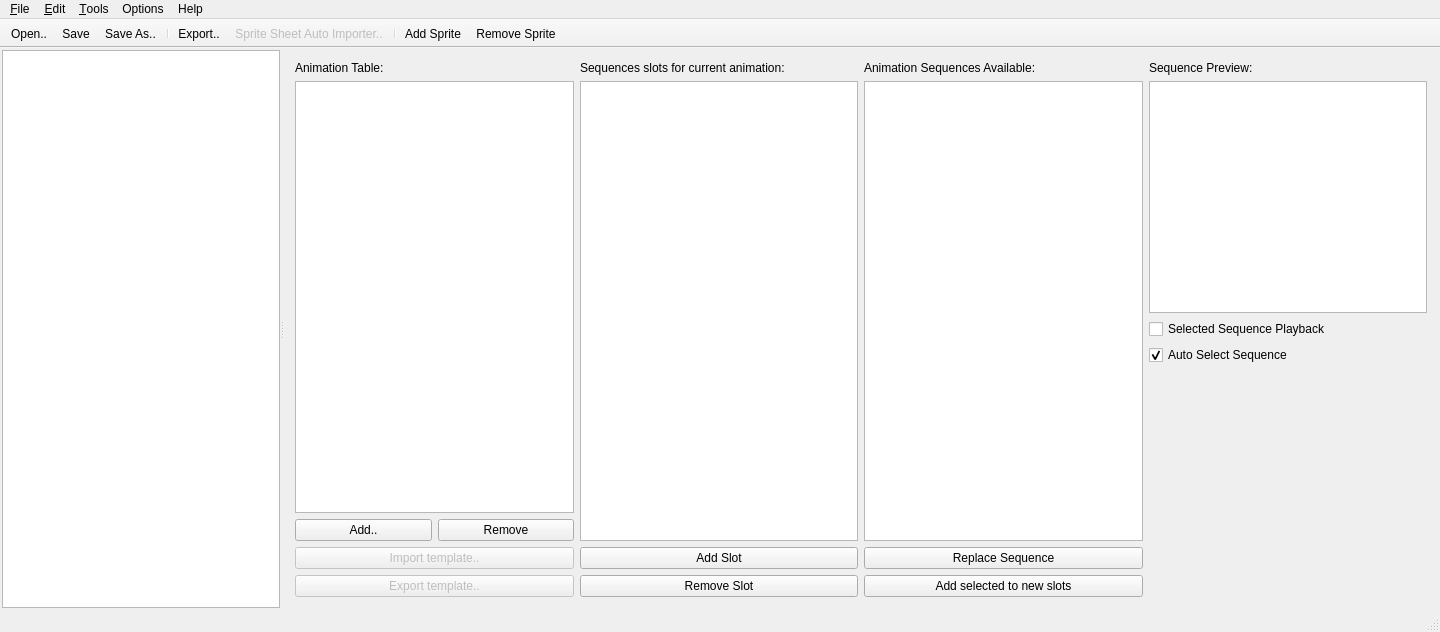
Old version of the form src/ui/mainwindow.ui in the repository PsyCommando/ppmdu_spriteeditor.
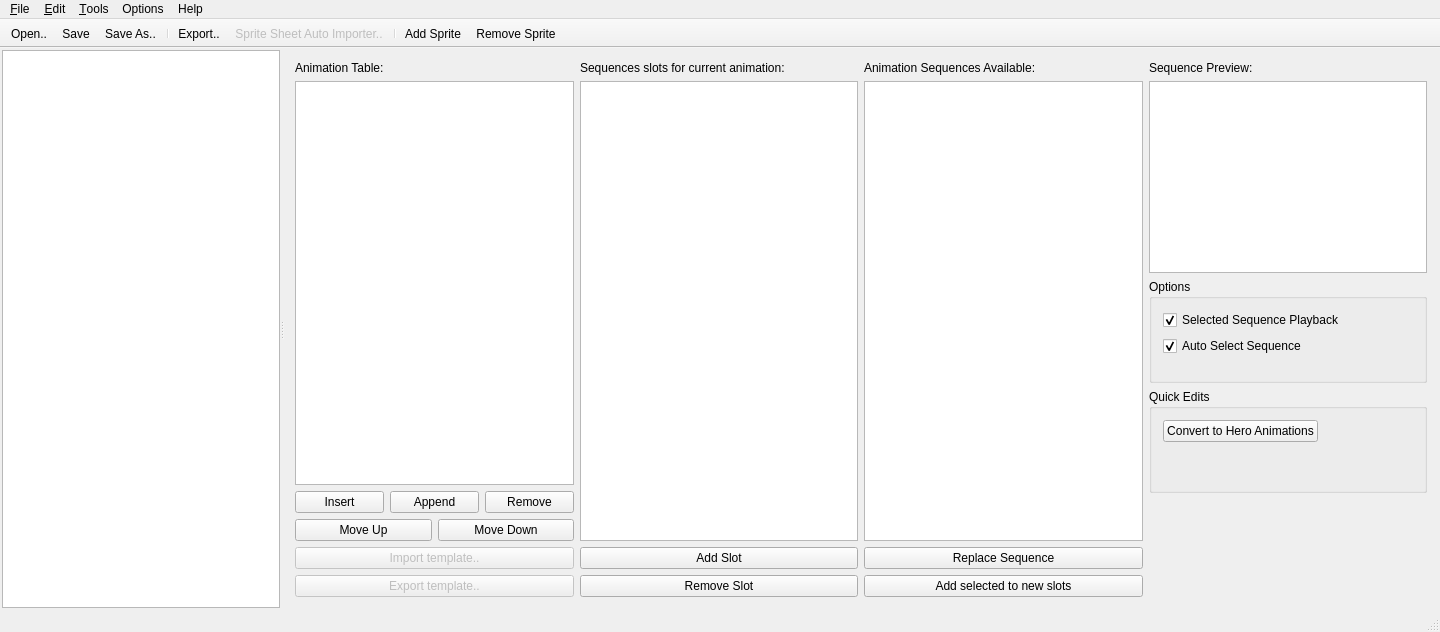
New version of the form. The open tabs and pages were chosen to show the change. Icons and pictures are not drawn.

Commit message: Fixed Anim table anim preview, and many other things!

```diff
--- a/src/ui/mainwindow.ui
+++ b/src/ui/mainwindow.ui
@@ -1870,7 +1870,7 @@
                 <string>&lt;html&gt;&lt;head/&gt;&lt;body&gt;&lt;p&gt;Add an animation entry to the table.&lt;/p&gt;&lt;/body&gt;&lt;/html&gt;</string>
                </property>
                <property name="text">
-                <string>Add..</string>
+                <string>Insert</string>
                </property>
                <property name="icon">
                 <iconset resource="../../appres.qrc">
@@ -1878,6 +1878,20 @@
                </property>
               </widget>
              </item>
+             <item>
+              <widget class="QPushButton" name="btnAnimTblAppendAnim">
+               <property name="toolTip">
+                <string>&lt;html&gt;&lt;head/&gt;&lt;body&gt;&lt;p&gt;&lt;span style=&quot; font-weight:600;&quot;&gt;Appends&lt;/span&gt; a new animation entry to the currently selected one.&lt;/p&gt;&lt;/body&gt;&lt;/html&gt;</string>
+               </property>
+               <property name="text">
+                <string>Append</string>
+               </property>
+               <property name="icon">
+                <iconset resource="../../appres.qrc">
+                 <normaloff>:/resources/fugue-icons-3.5.6/icons/control-stop-270.png</normaloff>:/resources/fugue-icons-3.5.6/icons/control-stop-270.png</iconset>
+               </property>
+              </widget>
+             </item>
              <item>
               <widget class="QPushButton" name="btnAnimTblRemAnim">
                <property name="enabled">
@@ -1897,6 +1911,35 @@
              </item>
             </layout>
            </item>
+           <item>
+            <layout class="QHBoxLayout" name="horizontalLayout_12">
+             <property name="topMargin">
+              <number>0</number>
+             </property>
+             <item>
+              <widget class="QPushButton" name="btnAnimTblAnimMvUp">
+               <property name="text">
+                <string>Move Up</string>
+               </property>
+               <property name="icon">
+                <iconset resource="../../appres.qrc">
+                 <normaloff>:/resources/fugue-icons-3.5.6/icons/arrow-090.png</normaloff>:/resources/fugue-icons-3.5.6/icons/arrow-090.png</iconset>
+               </property>
+              </widget>
+             </item>
+             <item>
+              <widget class="QPushButton" name="btnAnimTblAnimMvDown">
+               <property name="text">
+                <string>Move Down</string>
+               </property>
+               <property name="icon">
+                <iconset resource="../../appres.qrc">
+                 <normaloff>:/resources/fugue-icons-3.5.6/icons/arrow-270.png</normaloff>:/resources/fugue-icons-3.5.6/icons/arrow-270.png</iconset>
+               </property>
+              </widget>
+             </item>
+            </layout>
+           </item>
            <item>
             <widget class="QPushButton" name="btnAnimTblImportTemplate">
              <property name="enabled">
@@ -2112,26 +2155,69 @@
             <widget class="QGraphicsView" name="gvAnimTablePreview"/>
            </item>
            <item>
-            <widget class="QCheckBox" name="chkAnimTblAutoPlay">
-             <property name="text">
-              <string>Selected Sequence Playback</string>
+            <widget class="QGroupBox" name="groupBox_8">
+             <property name="sizePolicy">
+              <sizepolicy hsizetype="MinimumExpanding" vsizetype="MinimumExpanding">
+               <horstretch>0</horstretch>
+               <verstretch>0</verstretch>
+              </sizepolicy>
              </property>
+             <property name="title">
+              <string>Options</string>
+             </property>
+             <layout class="QFormLayout" name="formLayout_3">
+              <item row="0" column="0">
+               <widget class="QCheckBox" name="chkAnimTblAutoPlay">
+                <property name="text">
+                 <string>Selected Sequence Playback</string>
+                </property>
+                <property name="checked">
+                 <bool>true</bool>
+                </property>
+               </widget>
+              </item>
+              <item row="1" column="0">
+               <widget class="QCheckBox" name="chkAnimTblAutoSelectSeq">
+                <property name="toolTip">
+                 <string>If this is checked, when a slot from the current animation table entry is selected, the animation sequence will be automatically selected in the list of available animations.</string>
+                </property>
+                <property name="statusTip">
+                 <string/>
+                </property>
+                <property name="text">
+                 <string>Auto Select Sequence</string>
+                </property>
+                <property name="checked">
+                 <bool>true</bool>
+                </property>
+               </widget>
+              </item>
+             </layout>
             </widget>
            </item>
            <item>
-            <widget class="QCheckBox" name="chkAnimTblAutoSelectSeq">
-             <property name="toolTip">
-              <string>If this is checked, when a slot from the current animation table entry is selected, the animation sequence will be automatically selected in the list of available animations.</string>
+            <widget class="QGroupBox" name="groupBox_9">
+             <property name="sizePolicy">
+              <sizepolicy hsizetype="Preferred" vsizetype="MinimumExpanding">
+               <horstretch>0</horstretch>
+               <verstretch>0</verstretch>
+              </sizepolicy>
              </property>
-             <property name="statusTip">
-              <string/>
+             <property name="title">
+              <string>Quick Edits</string>
              </property>
-             <property name="text">
-              <string>Auto Select Sequence</string>
-             </property>
-             <property name="checked">
-              <bool>true</bool>
-             </property>
+             <layout class="QFormLayout" name="formLayout_6">
+              <item row="0" column="0">
+               <widget class="QPushButton" name="btnAnimTblCvHeroAnims">
+                <property name="toolTip">
+                 <string>&lt;html&gt;&lt;head/&gt;&lt;body&gt;&lt;p&gt;Adds missing animation slots and tweaks the current pokemon's animations so they can be used as heros(hero/partner) pokemon and have the correct animation slots.&lt;/p&gt;&lt;/body&gt;&lt;/html&gt;</string>
+                </property>
+                <property name="text">
+                 <string>Convert to Hero Animations</string>
+                </property>
+               </widget>
+              </item>
+             </layout>
             </widget>
            </item>
            <item>
```
Left out of the diff: 87 changed lines with no effect on the pictures. The commit also changes 11 other files.
